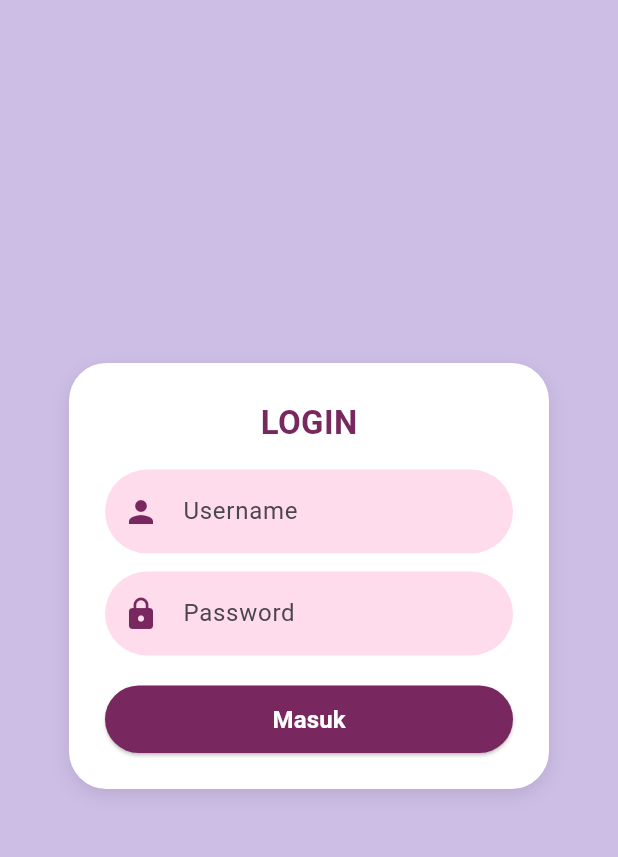
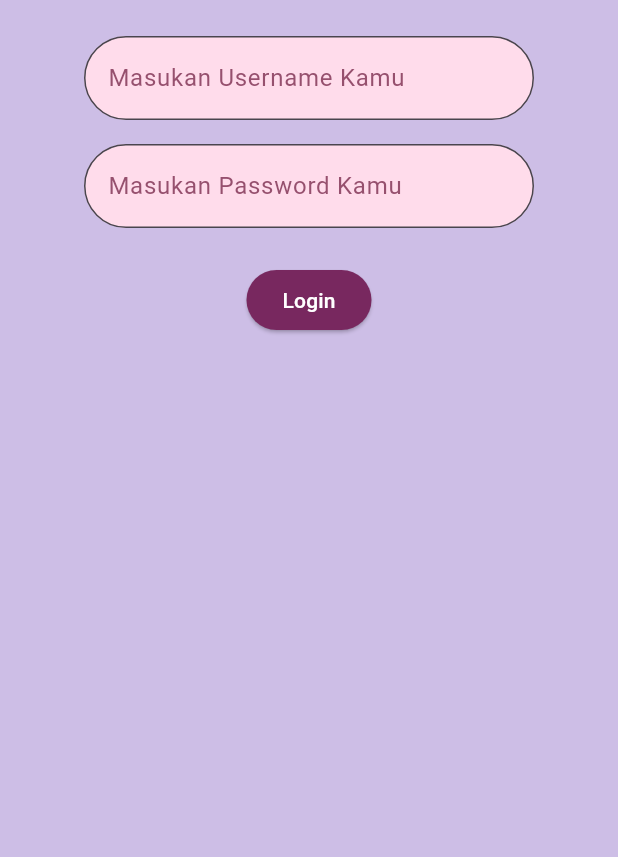
Before and after one commit to syifaakunbelajar1-boop/SKINCARE, a Flutter app: the screen it shows after launch, on a phone screen of 412 x 824 dp, the part 84-941 px from its top. Run offline on Flutter 3.47's test engine with Material 3 defaults, Android fonts, the light colour scheme and no system bars.

Commit message:
login columbina

```diff
--- a/lib/myhomepage.dart
+++ b/lib/myhomepage.dart
@@ -8,7 +8,7 @@ class MyHomePage extends StatefulWidget {
 }
 
 class _MyHomePageState extends State<MyHomePage> {
-  // Controller untuk membaca input Username dan Password
+  // Pembuatan Variabel Yang Akan Dipakai
   TextEditingController inputUsername = TextEditingController();
   TextEditingController inputPassword = TextEditingController();
 
@@ -25,127 +25,96 @@ class _MyHomePageState extends State<MyHomePage> {
         ), // Ungu Gelap Columbina
         foregroundColor: Colors.white,
       ),
-      // Background Lilac Soft khas Columbina
+      // Background Lilac Soft
       backgroundColor: const Color.fromARGB(255, 205, 190, 230),
-      body: Center(
-        child: SingleChildScrollView(
-          child: Column(
-            mainAxisAlignment: MainAxisAlignment.center,
+      body: Column(
         children: [
-              // Card Form Login
-              Container(
-                width: 320,
-                padding: const EdgeInsets.all(24),
-                decoration: BoxDecoration(
-                  color: Colors.white,
-                  borderRadius: BorderRadius.circular(25),
-                  boxShadow: [
-                    BoxShadow(
-                      color: Colors.black.withOpacity(0.1),
-                      blurRadius: 10,
-                      offset: const Offset(0, 4),
-                    ),
-                  ],
-                ),
-                child: Column(
-                  children: [
-                    const Text(
-                      "LOGIN",
-                      style: TextStyle(
-                        fontSize: 22,
-                        fontWeight: FontWeight.bold,
-                        color: Color.fromARGB(255, 120, 40, 95),
-                      ),
-                    ),
-                    const SizedBox(height: 16),
+          const Padding(padding: EdgeInsets.all(12)),
 
           // Input Username
-                    TextFormField(
+          Center(
+            child: Container(
+              width: 300,
+              child: TextFormField(
                 controller: inputUsername,
-                      decoration: InputDecoration(
-                        prefixIcon: const Icon(
-                          Icons.person,
-                          color: Color.fromARGB(255, 120, 40, 95),
-                        ),
-                        hintText: 'Username',
-                        fillColor: const Color.fromARGB(
+                decoration: const InputDecoration(
+                  fillColor: Color.fromARGB(
                     255,
                     255,
                     220,
                     235,
-                        ), // Pink Pastel
+                  ), // Pink Pastel Columbina
+                  hintText: 'Masukan Username Kamu',
+                  hintStyle: TextStyle(
+                    color: Color.fromARGB(255, 150, 80, 110),
+                  ),
                   filled: true,
                   border: OutlineInputBorder(
-                          borderRadius: BorderRadius.circular(30),
-                          borderSide: BorderSide.none,
+                    borderRadius: BorderRadius.all(Radius.circular(40)),
+                    borderSide: BorderSide(
+                      color: Color.fromARGB(255, 120, 40, 95),
+                    ),
+                  ),
+                ),
               ),
             ),
           ),
 
-                    const SizedBox(height: 12),
+          const Padding(padding: EdgeInsets.all(8)),
 
           // Input Password
-                    TextFormField(
+          Center(
+            child: Container(
+              width: 300,
+              child: TextFormField(
                 controller: inputPassword,
                 obscureText: true, // Sembunyikan karakter password
-                      decoration: InputDecoration(
-                        prefixIcon: const Icon(
-                          Icons.lock,
-                          color: Color.fromARGB(255, 120, 40, 95),
-                        ),
-                        hintText: 'Password',
-                        fillColor: const Color.fromARGB(
+                decoration: const InputDecoration(
+                  fillColor: Color.fromARGB(
                     255,
                     255,
                     220,
                     235,
-                        ), // Pink Pastel
+                  ), // Pink Pastel Columbina
+                  hintText: 'Masukan Password Kamu',
+                  hintStyle: TextStyle(
+                    color: Color.fromARGB(255, 150, 80, 110),
+                  ),
                   filled: true,
                   border: OutlineInputBorder(
-                          borderRadius: BorderRadius.circular(30),
-                          borderSide: BorderSide.none,
+                    borderRadius: BorderRadius.all(Radius.circular(40)),
+                    borderSide: BorderSide(
+                      color: Color.fromARGB(255, 120, 40, 95),
+                    ),
+                  ),
+                ),
               ),
             ),
           ),
 
-                    const SizedBox(height: 20),
+          const Padding(padding: EdgeInsets.all(12)),
 
           // Tombol Login
-                    SizedBox(
-                      width: double.infinity,
-                      height: 45,
-                      child: ElevatedButton(
+          ElevatedButton(
             style: ElevatedButton.styleFrom(
               backgroundColor: const Color.fromARGB(
                 255,
                 120,
                 40,
                 95,
-                          ),
+              ), // Ungu Gelap
               foregroundColor: Colors.white,
               shape: RoundedRectangleBorder(
-                            borderRadius: BorderRadius.circular(25),
+                borderRadius: BorderRadius.circular(20),
               ),
             ),
+            child: const Text("Login"),
             onPressed: () {
-                          print("Username: ${inputUsername.text}");
-                          print("Password: ${inputPassword.text}");
+              print(inputUsername.text);
+              print(inputPassword.text);
             },
-                        child: const Text(
-                          "Masuk",
-                          style: TextStyle(
-                            fontSize: 16,
-                            fontWeight: FontWeight.bold,
-                          ),
-                        ),
-                      ),
           ),
         ],
-                ),
-              ),
-            ],
-          ),
-        ),
       ),
     );
   }
```
Lines whose indentation alone changed are shown as unchanged.
